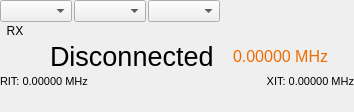
Old version of the form ui/RigWidget.ui in the repository foldynl/QLog.
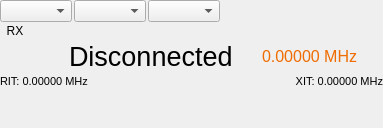
New version of the form. Icons and pictures are not drawn. Custom widgets are drawn as their Qt base class.

Commit message: RigWidget: Added BandmapGuide Label

Diff of the .ui file:
```diff
--- a/ui/RigWidget.ui
+++ b/ui/RigWidget.ui
@@ -6,8 +6,8 @@
    <rect>
     <x>0</x>
     <y>0</y>
-    <width>354</width>
-    <height>112</height>
+    <width>383</width>
+    <height>128</height>
    </rect>
   </property>
   <property name="windowTitle">
@@ -83,6 +83,13 @@
        </property>
       </spacer>
      </item>
+     <item>
+      <widget class="QLabel" name="bandmapGuideLabel">
+       <property name="text">
+        <string/>
+       </property>
+      </widget>
+     </item>
     </layout>
    </item>
    <item>
```
The commit also changes 4 other files.
